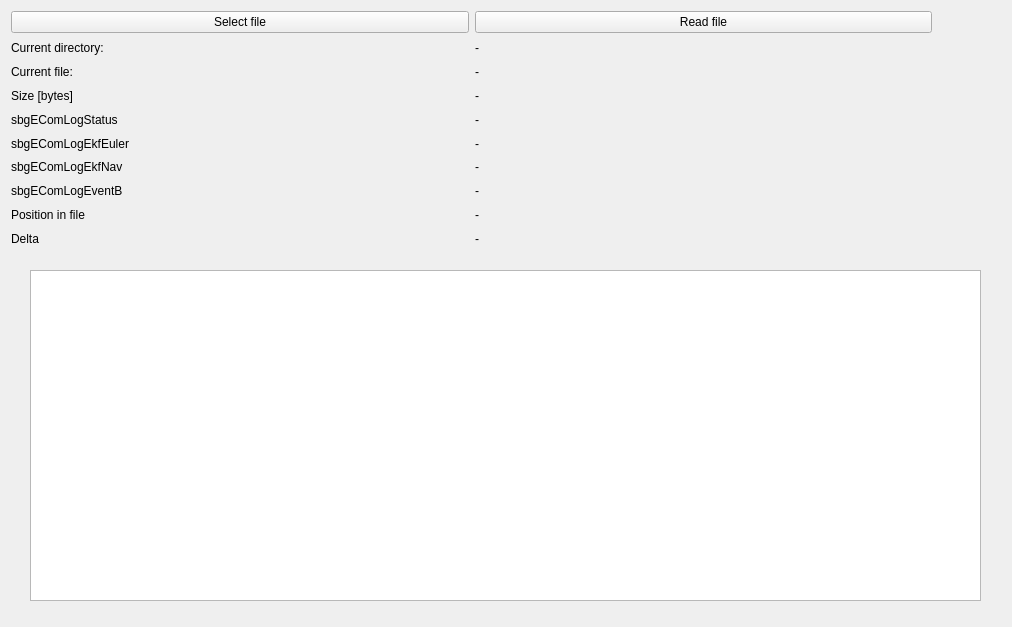
This is sbgreadfile.ui in p-leroy/libsbg as Qt 5 draws it before an edit. The edited form follows.
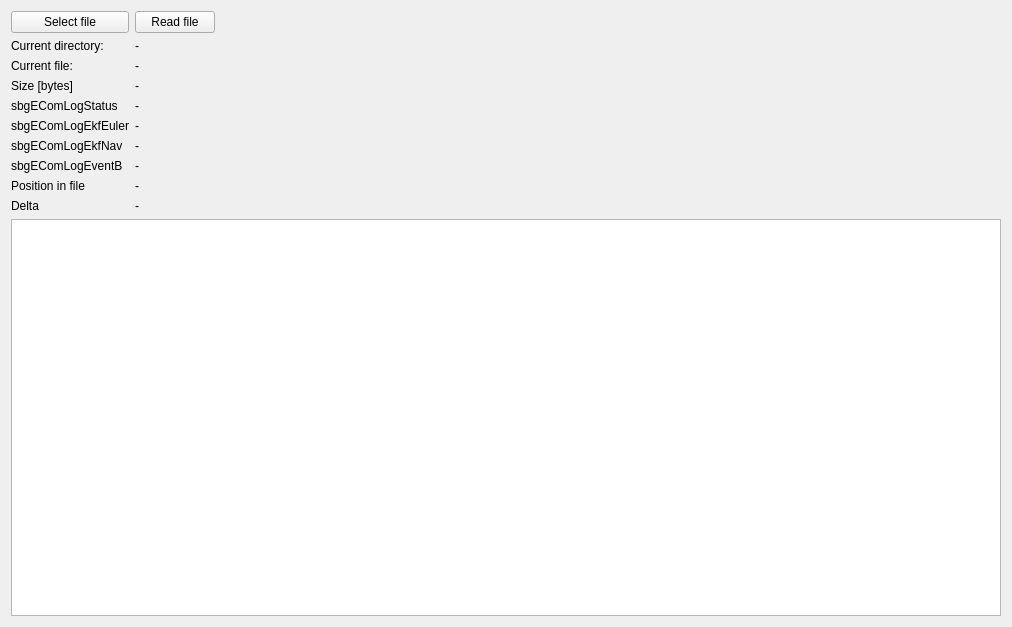
This is the edited form.

Patch:
```diff
--- a/sbgreadfile.ui
+++ b/sbgreadfile.ui
@@ -13,25 +13,8 @@
   <property name="windowTitle">
    <string>Form</string>
   </property>
-  <widget class="QTextEdit" name="textEdit_console">
-   <property name="geometry">
-    <rect>
-     <x>30</x>
-     <y>270</y>
-     <width>951</width>
-     <height>331</height>
-    </rect>
-   </property>
-  </widget>
-  <widget class="QWidget" name="layoutWidget">
-   <property name="geometry">
-    <rect>
-     <x>11</x>
-     <y>11</y>
-     <width>921</width>
-     <height>237</height>
-    </rect>
-   </property>
+  <layout class="QGridLayout" name="gridLayout_2" rowstretch="0,1" columnstretch="0,1">
+   <item row="0" column="0">
    <layout class="QGridLayout" name="gridLayout">
     <item row="6" column="0">
      <widget class="QLabel" name="label_7">
@@ -174,7 +157,24 @@
      </widget>
     </item>
    </layout>
-  </widget>
+   </item>
+   <item row="0" column="1">
+    <spacer name="horizontalSpacer">
+     <property name="orientation">
+      <enum>Qt::Horizontal</enum>
+     </property>
+     <property name="sizeHint" stdset="0">
+      <size>
+       <width>750</width>
+       <height>20</height>
+      </size>
+     </property>
+    </spacer>
+   </item>
+   <item row="1" column="0" colspan="2">
+    <widget class="QTextEdit" name="textEdit_console"/>
+   </item>
+  </layout>
  </widget>
  <resources/>
  <connections/>
```
Lines whose indentation alone changed are shown as unchanged.
